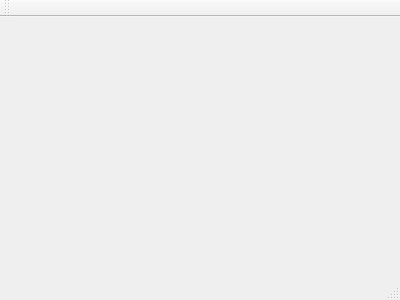
This is http/gui.ui in alextyurin/ftp-http as Qt 5 draws it before an edit. The edited form follows.
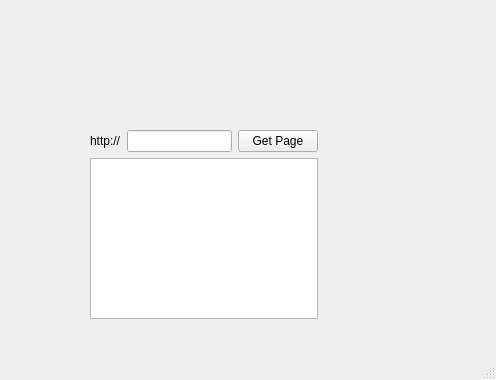
This is the edited form.

Commit message: - request and reply HTTP

The edit to the form file:
```diff
--- a/http/gui.ui
+++ b/http/gui.ui
@@ -1,24 +1,74 @@
 <ui version="4.0">
  <class>Gui</class>
- <widget class="QMainWindow" name="Gui" >
-  <property name="geometry" >
+ <widget class="QMainWindow" name="Gui">
+  <property name="geometry">
    <rect>
     <x>0</x>
     <y>0</y>
-    <width>400</width>
-    <height>300</height>
+    <width>496</width>
+    <height>380</height>
    </rect>
   </property>
   <property name="windowTitle" >
    <string>Gui</string>
   </property>
-  <widget class="QMenuBar" name="menuBar" />
-  <widget class="QToolBar" name="mainToolBar" />
-  <widget class="QWidget" name="centralWidget" />
-  <widget class="QStatusBar" name="statusBar" />
+  <widget class="QWidget" name="centralWidget">
+   <widget class="QWidget" name="">
+    <property name="geometry">
+     <rect>
+      <x>70</x>
+      <y>110</y>
+      <width>268</width>
+      <height>229</height>
+     </rect>
+    </property>
+    <layout class="QVBoxLayout" name="main">
+     <property name="leftMargin">
+      <number>20</number>
+     </property>
+     <property name="topMargin">
+      <number>20</number>
+     </property>
+     <property name="rightMargin">
+      <number>20</number>
+     </property>
+     <property name="bottomMargin">
+      <number>20</number>
+     </property>
+     <item>
+      <layout class="QHBoxLayout" name="layout">
+       <item>
+        <widget class="QLabel" name="label">
+         <property name="text">
+          <string>http://</string>
+         </property>
+        </widget>
+       </item>
+       <item>
+        <widget class="QLineEdit" name="edit"/>
+       </item>
+       <item>
+        <widget class="QPushButton" name="button">
+         <property name="text">
+          <string>Get Page</string>
+         </property>
+        </widget>
+       </item>
+      </layout>
+     </item>
+     <item>
+      <widget class="QPlainTextEdit" name="view">
+       <property name="readOnly">
+        <bool>true</bool>
+       </property>
+      </widget>
+     </item>
+    </layout>
+   </widget>
+  </widget>
+  <widget class="QStatusBar" name="statusBar"/>
  </widget>
- <layoutDefault spacing="6" margin="11" />
- <pixmapfunction></pixmapfunction>
+ <layoutdefault spacing="6" margin="11"/>
  <resources/>
  <connections/>
 </ui>
```
Left out of the diff: 5 changed lines with no effect on the pictures. The commit also changes 4 other files.
